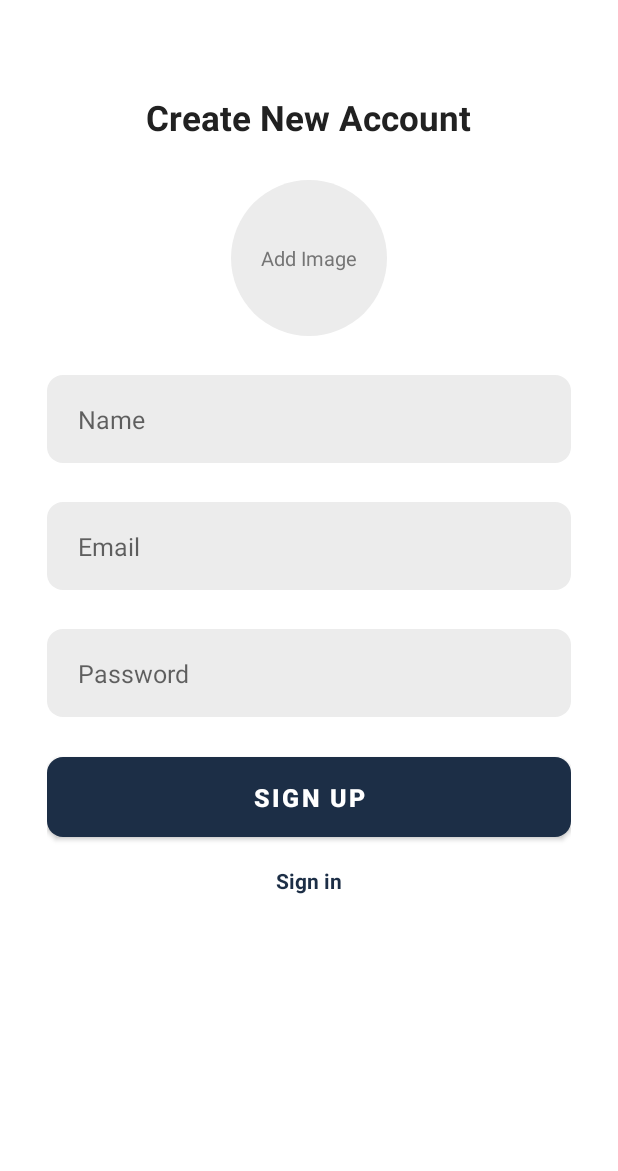
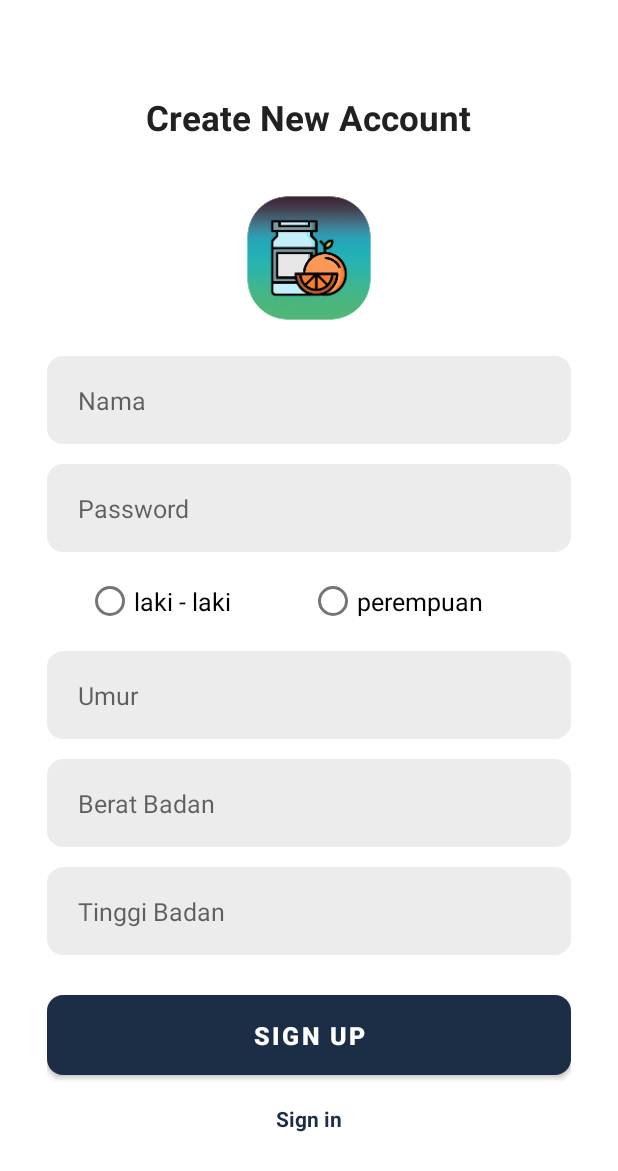
Before and after one commit to herrSyam/VirtuvianApp, an Android app: the SignUpActivity screen opened directly, with no data from a screen before it, after a tap on "SIGN UP", on a phone screen of 412 x 824 dp. Shown: the top 1171 px of the screen. Run offline under Robolectric (Android 15) with nearby library versions, the phone set to English and light mode, and no system bars; our stand-ins replace sdp/ssp sizes; plain views replace RoundedImageView; 3 statements that could not run were skipped.

Commit message:
update 22/07/22

```diff
--- a/app/build.gradle
+++ b/app/build.gradle
@@ -9,7 +9,7 @@ android {
 
     defaultConfig {
         applicationId "com.example.virtuvianapplication"
-        minSdkVersion 28
+        minSdkVersion 26
         targetSdkVersion 32
         versionCode 1
         versionName "1.0"
--- a/app/src/main/java/com/example/virtuvianapplication/activity/SignUpActivity.java
+++ b/app/src/main/java/com/example/virtuvianapplication/activity/SignUpActivity.java
@@ -4,6 +4,8 @@ import androidx.appcompat.app.AppCompatActivity;
 
 import android.content.Intent;
 import android.os.Bundle;
+import android.widget.RadioButton;
+import android.widget.RadioGroup;
 import android.widget.Toast;
 
 import com.example.virtuvianapplication.app.ApiConfig;
@@ -32,13 +34,41 @@ public class SignUpActivity extends AppCompatActivity {
 
     private void setListeners(){
         binding.textSignIn.setOnClickListener(v -> onBackPressed());
+        binding.gender.clearCheck();
+        binding.gender.setOnCheckedChangeListener(new RadioGroup.OnCheckedChangeListener() {
+            @Override
+            public void onCheckedChanged(RadioGroup group, int checkedId) {
+                RadioButton radioButton = (RadioButton)group.findViewById(checkedId);
+            }
+        });
+
+
+
         binding.buttonSignUp.setOnClickListener(v -> {
-            final String email = binding.inputEmail.getText().toString();
             final String password = binding.inputPassword.getText().toString();
             final String username = binding.inputName.getText().toString();
-            if (isValidSignUpDetails(email, password, username))
+            final Integer age = Integer.parseInt(binding.age.getText().toString());
+            final Double weight = Double.parseDouble(binding.weight.getText().toString());
+            final Double height = Double.parseDouble(binding.height.getText().toString());
+            Integer gender = 0;
+            int selectId = binding.gender.getCheckedRadioButtonId();
+            if (selectId == -1) {
+                Toast.makeText(SignUpActivity.this,
+                        "No answer has been selected",
+                        Toast.LENGTH_SHORT)
+                        .show();
+            } else {
+                RadioButton radioButton = (RadioButton)binding.gender.findViewById(selectId);
+                if (selectId == binding.male.getId()) {
+                    gender = 0;
+                } else {
+                    gender = 1;
+                }
+            }
+
+            if (isValidSignUpDetails(password, username))
             {
-                signUp(email, password, username);
+                signUp(password, username, age, gender, weight, height);
             }
         });
     }
@@ -47,12 +77,8 @@ public class SignUpActivity extends AppCompatActivity {
         Toast.makeText(getApplicationContext(), message, Toast.LENGTH_SHORT).show();
     }
 
-    private boolean isValidSignUpDetails(final String email, final String password, final String username) {
-        if (email.trim().isEmpty())
-        {
-            showToast("Enter email");
-            return false;
-        } else if (password.trim().isEmpty())
+    private boolean isValidSignUpDetails(final String password, final String username) {
+        if (password.trim().isEmpty())
         {
             showToast("Enter password");
             return false;
@@ -66,8 +92,8 @@ public class SignUpActivity extends AppCompatActivity {
         }
     }
 
-    private void signUp(final String email, final String password, final String username) {
-        Call<UserResponse> call = ApiConfig.getApiRequest().register(email, password, username);
+    private void signUp(final String password, final String username, final Integer age, Integer selectId, final Double weight, final Double height) {
+        Call<UserResponse> call = ApiConfig.getApiRequest().register(password, username, age, selectId, weight, height);
         call.enqueue(new Callback<UserResponse>() {
             @Override
             public void onResponse(Call<UserResponse> call, Response<UserResponse> response) {
--- a/app/src/main/java/com/example/virtuvianapplication/fragment/Penkes.java
+++ b/app/src/main/java/com/example/virtuvianapplication/fragment/Penkes.java
@@ -82,8 +82,6 @@ public class Penkes extends Fragment {
 
     private void logOut()
     {
-        Log.e("login", "message" + preferenceManager.getString(Constants.KEY_IS_SIGNED_IN));
-        Log.e("login", "email" + preferenceManager.getString(Constants.KEY_EMAIL));
         // preferenceManager.putString(Constants.KEY_IS_SIGNED_IN, "");
         Call<PostResponse> call = ApiConfig.getApiRequest().logOut("Bearer " + preferenceManager.getString(Constants.KEY_IS_SIGNED_IN));
         call.enqueue(new Callback<PostResponse>() {
@@ -97,6 +95,7 @@ public class Penkes extends Fragment {
                     preferenceManager.putString(Constants.KEY_NAME, "");
                     preferenceManager.putString(Constants.KEY_EMAIL, "");
                     preferenceManager.putString(Constants.KEY_FCM_TOKEN, "");
+                    preferenceManager.putString(Constants.KEY_OBAT,"");
                     Intent intent = new Intent(getActivity(), SignInActivity.class);
                     intent.addFlags(Intent.FLAG_ACTIVITY_NEW_TASK | Intent.FLAG_ACTIVITY_CLEAR_TASK);
                     startActivity(intent);
--- a/app/src/main/res/layout/activity_sign_in.xml
+++ b/app/src/main/res/layout/activity_sign_in.xml
@@ -36,15 +36,15 @@
             android:textStyle="bold" />
 
         <EditText
-            android:id="@+id/inputEmail"
+            android:id="@+id/inputName"
             android:layout_width="match_parent"
             android:layout_height="@dimen/_45sdp"
             android:layout_marginTop="@dimen/_40sdp"
             android:background="@drawable/background_input"
-            android:hint="@string/email"
+            android:hint="Nama"
             android:imeOptions="actionNext"
             android:importantForAutofill="no"
-            android:inputType="textEmailAddress"
+            android:inputType="textPersonName"
             android:paddingStart="@dimen/_16sdp"
             android:textColor="@color/primary_text"
             android:textSize="@dimen/_13ssp" />
--- a/app/src/main/res/layout/activity_sign_up.xml
+++ b/app/src/main/res/layout/activity_sign_up.xml
@@ -36,27 +36,18 @@
                 android:id="@+id/imageProfile"
                 android:layout_width="@dimen/_80sdp"
                 android:layout_height="@dimen/_80sdp"
-                android:background="@drawable/background_image"
+                android:background="@mipmap/ic_logo_foreground"
                 android:scaleType="centerCrop"
                 app:riv_oval="true" />
-
-            <TextView
-                android:id="@+id/textAddImage"
-                android:layout_width="wrap_content"
-                android:layout_height="wrap_content"
-                android:layout_gravity="center"
-                android:text="@string/add_image"
-                android:textColor="@color/secondary_text"
-                android:textSize="@dimen/_10ssp" />
         </FrameLayout>
 
         <EditText
             android:id="@+id/inputName"
             android:layout_width="match_parent"
             android:layout_height="@dimen/_45sdp"
-            android:layout_marginTop="@dimen/_20sdp"
+            android:layout_marginTop="@dimen/_10sdp"
             android:background="@drawable/background_input"
-            android:hint="@string/name"
+            android:hint="Nama"
             android:imeOptions="actionNext"
             android:importantForAutofill="no"
             android:inputType="text"
@@ -65,26 +56,26 @@
             android:textColor="@color/primary_text"
             android:textSize="@dimen/_13ssp" />
 
-        <EditText
-            android:id="@+id/inputEmail"
-            android:layout_width="match_parent"
-            android:layout_height="@dimen/_45sdp"
-            android:layout_marginTop="@dimen/_20sdp"
-            android:background="@drawable/background_input"
-            android:hint="@string/email"
-            android:imeOptions="actionNext"
-            android:importantForAutofill="no"
-            android:inputType="textEmailAddress"
-            android:paddingStart="@dimen/_16sdp"
-            android:paddingEnd="@dimen/_16sdp"
-            android:textColor="@color/primary_text"
-            android:textSize="@dimen/_13ssp" />
+<!--        <EditText-->
+<!--            android:id="@+id/inputEmail"-->
+<!--            android:layout_width="match_parent"-->
+<!--            android:layout_height="@dimen/_45sdp"-->
+<!--            android:layout_marginTop="@dimen/_20sdp"-->
+<!--            android:background="@drawable/background_input"-->
+<!--            android:hint="@string/email"-->
+<!--            android:imeOptions="actionNext"-->
+<!--            android:importantForAutofill="no"-->
+<!--            android:inputType="textEmailAddress"-->
+<!--            android:paddingStart="@dimen/_16sdp"-->
+<!--            android:paddingEnd="@dimen/_16sdp"-->
+<!--            android:textColor="@color/primary_text"-->
+<!--            android:textSize="@dimen/_13ssp" />-->
 
         <EditText
             android:id="@+id/inputPassword"
             android:layout_width="match_parent"
             android:layout_height="@dimen/_45sdp"
-            android:layout_marginTop="@dimen/_20sdp"
+            android:layout_marginTop="@dimen/_10sdp"
             android:background="@drawable/background_input"
             android:hint="@string/password"
             android:imeOptions="actionNext"
@@ -94,6 +85,78 @@
             android:paddingEnd="@dimen/_16sdp"
             android:textColor="@color/primary_text"
             android:textSize="@dimen/_13ssp" />
+
+        <RadioGroup
+            android:id="@+id/gender"
+            android:layout_width="match_parent"
+            android:layout_height="@dimen/_30sdp"
+            android:layout_marginTop="@dimen/_10sdp"
+            android:orientation="horizontal">
+
+            <RadioButton
+                android:layout_width="wrap_content"
+                android:layout_height="wrap_content"
+                android:id="@+id/male"
+                android:text="@string/laki_laki"
+                android:textSize="@dimen/_13ssp"
+                android:layout_marginStart="@dimen/_20sdp"
+                android:layout_marginEnd="@dimen/_40sdp"/>
+
+            <RadioButton
+                android:layout_width="wrap_content"
+                android:layout_height="wrap_content"
+                android:id="@+id/female"
+                android:text="@string/perempuan"
+                android:textSize="@dimen/_13ssp"/>
+
+        </RadioGroup>
+
+
+        <EditText
+            android:id="@+id/age"
+            android:layout_width="match_parent"
+            android:layout_height="@dimen/_45sdp"
+            android:layout_marginTop="@dimen/_10sdp"
+            android:background="@drawable/background_input"
+            android:hint="Umur"
+            android:imeOptions="actionNext"
+            android:importantForAutofill="no"
+            android:inputType="number"
+            android:paddingStart="@dimen/_16sdp"
+            android:paddingEnd="@dimen/_16sdp"
+            android:textColor="@color/primary_text"
+            android:textSize="@dimen/_13ssp" />
+
+        <EditText
+            android:id="@+id/weight"
+            android:layout_width="match_parent"
+            android:layout_height="@dimen/_45sdp"
+            android:layout_marginTop="@dimen/_10sdp"
+            android:background="@drawable/background_input"
+            android:hint="Berat Badan"
+            android:imeOptions="actionNext"
+            android:importantForAutofill="no"
+            android:inputType="numberDecimal"
+            android:paddingStart="@dimen/_16sdp"
+            android:paddingEnd="@dimen/_16sdp"
+            android:textColor="@color/primary_text"
+            android:textSize="@dimen/_13ssp" />
+
+        <EditText
+            android:id="@+id/height"
+            android:layout_width="match_parent"
+            android:layout_height="@dimen/_45sdp"
+            android:layout_marginTop="@dimen/_10sdp"
+            android:background="@drawable/background_input"
+            android:hint="Tinggi Badan"
+            android:imeOptions="actionNext"
+            android:importantForAutofill="no"
+            android:inputType="numberDecimal"
+            android:paddingStart="@dimen/_16sdp"
+            android:paddingEnd="@dimen/_16sdp"
+            android:textColor="@color/primary_text"
+            android:textSize="@dimen/_13ssp" />
+
 
         <FrameLayout
             android:layout_width="match_parent"
--- a/app/src/main/res/values/strings.xml
+++ b/app/src/main/res/values/strings.xml
@@ -27,4 +27,6 @@
     <string name="obat">Obat</string>
     <string name="hari">Hari</string>
     <string name="set_alarm">Set Alarm</string>
+    <string name="laki_laki">laki - laki</string>
+    <string name="perempuan">perempuan</string>
 </resources>
```
Also changed, not shown: app/src/main/java/com/example/virtuvianapplication/activity/AddEditObatNotif.java (+10 -5 lines), app/src/main/java/com/example/virtuvianapplication/activity/SignInActivity.java (+8 -8 lines), app/src/main/java/com/example/virtuvianapplication/app/ApiRequest.java (+8 -4 lines), app/src/main/java/com/example/virtuvianapplication/model/ObatSaveModel.java (+11 -1 lines), app/src/main/java/com/example/virtuvianapplication/response/ObatNotifResponse.java (added, +40 -0 lines).
